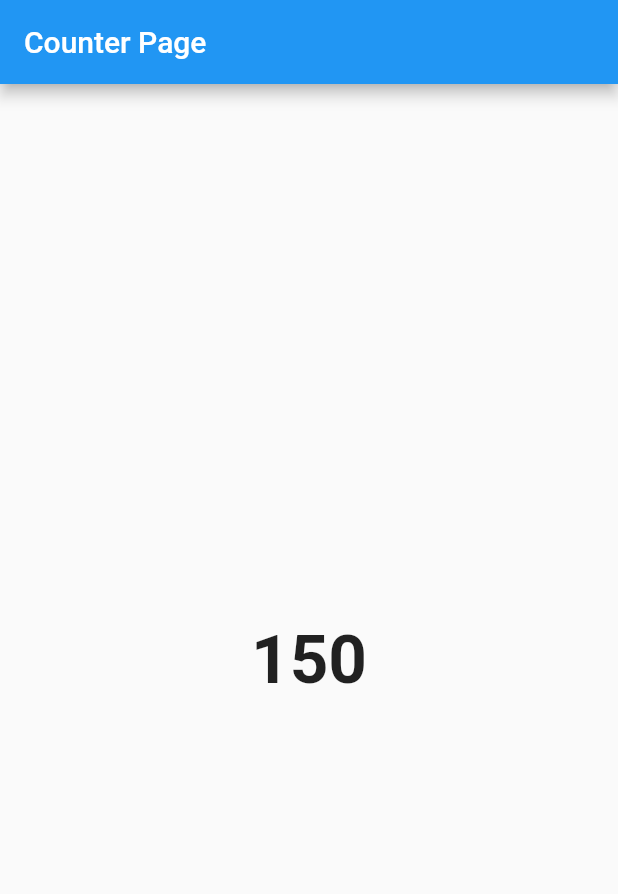
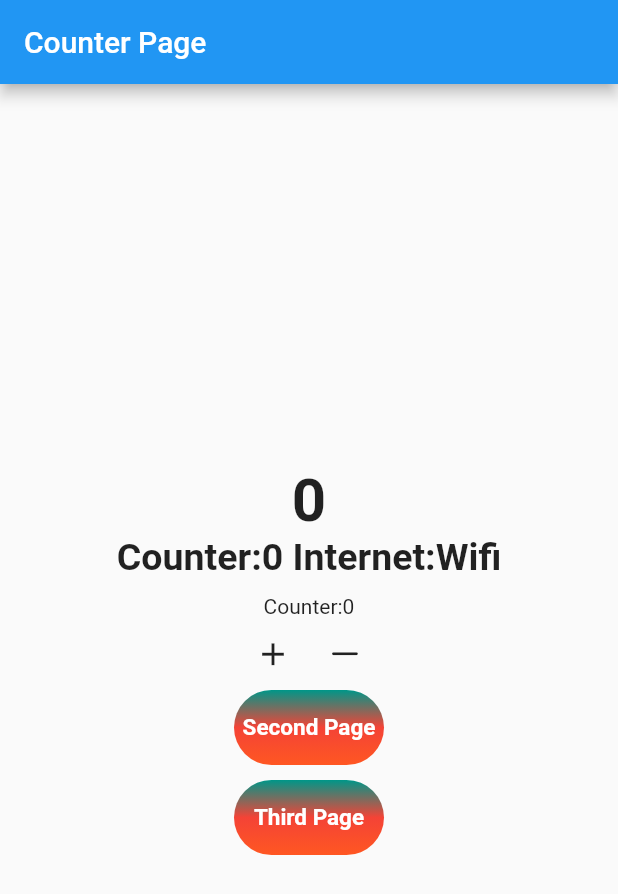
Before and after one commit to PrabeshPP/flutter_bloc, a Flutter app: the screen it shows after launch, on a phone screen of 412 x 824 dp. Shown: the top 894 px of the screen. Run offline on Flutter 3.47's test engine with Material 2 defaults, Android fonts, the phone set to English and light mode, and no system bars; our stand-ins replace connectivity_plus, flutter_bloc.

```diff
--- a/lib/logic/cubit/countercubit.dart
+++ b/lib/logic/cubit/countercubit.dart
@@ -6,9 +6,9 @@ import 'package:flutter_bloc1/logic/cubit/internet_cubit.dart';
 class Countercubit extends Cubit<int> {
 
 
-  Countercubit() : super(100);
-  void increment() => emit(state + 50);
-  void decrement() => emit(state - 50);
+  Countercubit() : super(0);
+  void increment() => emit(state + 2);
+  void decrement() => emit(state - 2);
 
   void dispose() {}
 }
--- a/lib/main.dart
+++ b/lib/main.dart
@@ -31,6 +31,7 @@ class MyApp extends StatelessWidget {
           create: (context) => Countercubit(),
         ),
       ],
+
       child: MaterialApp(
         onGenerateRoute: approuter.onGenerateRoute,
         // initialRoute: "/",
--- a/lib/presentation/screens/counterpage.dart
+++ b/lib/presentation/screens/counterpage.dart
@@ -13,96 +13,115 @@ class CounterPage extends StatelessWidget {
         appBar: AppBar(
           title: Text("Counter Page"),
         ),
-        body: BlocListener<InternetCubit, InternetState>(
-          listener: (context, state) {
-            if (state is InternetConnected &&
-                state.connectionType == ConnectionType.Wifi) {
-              context.read<Countercubit>().increment();
-              ScaffoldMessenger.of(context).showSnackBar(SnackBar(
-                backgroundColor: Colors.green,
-                content: Text("Connected to wifi"),
-                duration: Duration(seconds: 3),
-              ));
-            } else if (state is InternetDisconnected) {
-              context.read<Countercubit>().decrement();
-              ScaffoldMessenger.of(context).showSnackBar(SnackBar(
-                content: Text("No Internet!"),
-                duration: Duration(minutes: TimeOfDay.hoursPerDay),
-                action: SnackBarAction(label: "Ok", onPressed: () {}),
-              ));
-            }
-          },
-          child: Center(
-            child: BlocBuilder<Countercubit, int>(builder: (context, state) {
-              return Text(
-                "$state",
-                style: TextStyle(fontSize: 45, fontWeight: FontWeight.bold),
-              );
-            }),
-          ),
-        )
-        // Row(
-        //   mainAxisAlignment: MainAxisAlignment.center,
-        //   children: [
-        //     IconButton(
-        //         onPressed: () {
-        //           context.read<Countercubit>().increment();
-        //         },
-        //         icon: Icon(
-        //           Icons.add,
-        //           size: 25,
-        //         )),
-        //     IconButton(
-        //         onPressed: () {
-        //           context.read<Countercubit>().decrement();
-        //         },
-        //         icon: Icon(
-        //           CupertinoIcons.minus,
-        //           size: 25,
-        //         ))
-        //   ],
-        // ),
-        // MaterialButton(
-        //   onPressed: () {
-        //     Navigator.of(context).pushNamed("/second");
-        //   },
-        //   child: Container(height: 50,width: 100
-        //   ,decoration: BoxDecoration(
-        //     borderRadius: BorderRadius.circular(32.0),
-        //     gradient: LinearGradient(end: Alignment.bottomCenter,
-        //     begin: Alignment.topCenter,
-        //       colors: [Colors.teal,Colors.red,Colors.deepOrange])
-        //   ),child: Center(child: Text("Second Page",
-        //   style: TextStyle(
-        //     fontSize: 15,
-        //     color: Colors.white,
-        //     fontWeight: FontWeight.bold
-        //   ),
-        //   )
-        //   )
-        //   ),
-        // ),
-        // SizedBox(
-        //   height: 10,
-        // ),
-        // MaterialButton(onPressed: () {
-        //   Navigator.of(context).pushNamed("/third");
-        // },
-        // child:Container(
-        //   height: 50,width: 100
-        //   ,decoration: BoxDecoration(
-        //     borderRadius: BorderRadius.circular(32.0),
-        //     gradient: LinearGradient(end: Alignment.bottomCenter,
-        //     begin: Alignment.topCenter,
-        //       colors: [Colors.teal,Colors.red,Colors.deepOrange])
-        //   ),
-        //   child: Center(child: Text("Third Page"
-        //   ,style: TextStyle(
-        //     fontSize: 15,
-        //     color: Colors.white,
-        //     fontWeight: FontWeight.bold
-        //   ),))) ,)
-
-        );
+        body: Column(
+            crossAxisAlignment: CrossAxisAlignment.center,
+            mainAxisAlignment: MainAxisAlignment.center,
+            children: [
+              BlocBuilder<Countercubit, int>(builder: (context, state) {
+                return Text(
+                  "$state",
+                  style: TextStyle(fontSize: 40, fontWeight: FontWeight.bold),
+                );
+              }),
+              Builder(builder: (context) {
+                final CounterState = context.watch<Countercubit>().state;
+                final internetState = context.watch<InternetCubit>().state;
+                if (internetState is InternetConnected &&
+                    internetState.connectionType == ConnectionType.Wifi) {
+                  return Text(
+                    "Counter:$CounterState " + "Internet:Wifi",
+                    style: TextStyle(fontSize: 25, fontWeight: FontWeight.bold),
+                  );
+                } else {
+                  return Text(
+                    "Counter:$CounterState" + "Internet:No Internet",
+                    style: TextStyle(fontSize: 25, fontWeight: FontWeight.bold),
+                  );
+                }
+              }),
+              SizedBox(
+                height: 10,
+              ),
+              Builder(builder: (context) {
+                final _counterCubit = context.watch<Countercubit>().state;
+                return Text("Counter:$_counterCubit");
+              }),
+              Row(
+                mainAxisAlignment: MainAxisAlignment.center,
+                children: [
+                  IconButton(
+                      onPressed: () {
+                        context.read<Countercubit>().increment();
+                      },
+                      icon: Icon(
+                        Icons.add,
+                        size: 25,
+                      )),
+                  IconButton(
+                      onPressed: () {
+                        context.read<Countercubit>().decrement();
+                      },
+                      icon: Icon(
+                        CupertinoIcons.minus,
+                        size: 25,
+                      ))
+                ],
+              ),
+              MaterialButton(
+                onPressed: () {
+                  Navigator.of(context).pushNamed("/second");
+                },
+                child: Container(
+                    height: 50,
+                    width: 100,
+                    decoration: BoxDecoration(
+                        borderRadius: BorderRadius.circular(32.0),
+                        gradient: LinearGradient(
+                            end: Alignment.bottomCenter,
+                            begin: Alignment.topCenter,
+                            colors: [
+                              Colors.teal,
+                              Colors.red,
+                              Colors.deepOrange
+                            ])),
+                    child: Center(
+                        child: Text(
+                      "Second Page",
+                      style: TextStyle(
+                          fontSize: 15,
+                          color: Colors.white,
+                          fontWeight: FontWeight.bold),
+                    ))),
+              ),
+              SizedBox(
+                height: 10,
+              ),
+              MaterialButton(
+                onPressed: () {
+                  Navigator.of(context).pushNamed("/third");
+                },
+                child: Container(
+                    height: 50,
+                    width: 100,
+                    decoration: BoxDecoration(
+                        borderRadius: BorderRadius.circular(32.0),
+                        gradient: LinearGradient(
+                            end: Alignment.bottomCenter,
+                            begin: Alignment.topCenter,
+                            colors: [
+                              Colors.teal,
+                              Colors.red,
+                              Colors.deepOrange
+                            ])),
+                    child: Center(
+                        child: Text(
+                      "Third Page",
+                      style: TextStyle(
+                          fontSize: 15,
+                          color: Colors.white,
+                          fontWeight: FontWeight.bold),
+                    ))),
+              )
+            ]));
   }
 }
```
